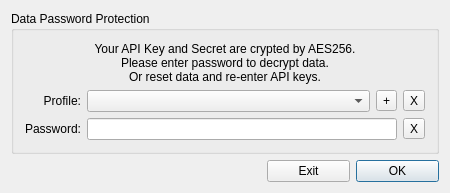
Before: the Qt Designer form src/passworddialog.ui in jorisd/QtBitcoinTrader, drawn with Qt 5.
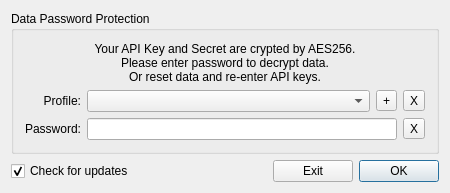
After: the same form once the commit is applied.

Commit message: Added Checkbox for Update check

```diff
--- a/src/passworddialog.ui
+++ b/src/passworddialog.ui
@@ -7,7 +7,7 @@
     <x>0</x>
     <y>0</y>
     <width>450</width>
-    <height>172</height>
+    <height>171</height>
    </rect>
   </property>
   <property name="minimumSize">
@@ -20,7 +20,65 @@
    <string>Qt Bitcoin Trader</string>
   </property>
   <layout class="QGridLayout" name="gridLayout_2">
-   <item row="0" column="0" colspan="5">
+   <item row="1" column="1" colspan="3">
+    <spacer name="horizontalSpacer">
+     <property name="orientation">
+      <enum>Qt::Horizontal</enum>
+     </property>
+     <property name="sizeHint" stdset="0">
+      <size>
+       <width>40</width>
+       <height>20</height>
+      </size>
+     </property>
+    </spacer>
+   </item>
+   <item row="1" column="5">
+    <widget class="QPushButton" name="okButton">
+     <property name="sizePolicy">
+      <sizepolicy hsizetype="Preferred" vsizetype="Fixed">
+       <horstretch>0</horstretch>
+       <verstretch>0</verstretch>
+      </sizepolicy>
+     </property>
+     <property name="accessibleName">
+      <string>OK</string>
+     </property>
+     <property name="text">
+      <string>OK</string>
+     </property>
+    </widget>
+   </item>
+   <item row="1" column="4">
+    <widget class="QPushButton" name="cancelButton">
+     <property name="sizePolicy">
+      <sizepolicy hsizetype="Preferred" vsizetype="Fixed">
+       <horstretch>0</horstretch>
+       <verstretch>0</verstretch>
+      </sizepolicy>
+     </property>
+     <property name="accessibleName">
+      <string>EXIT</string>
+     </property>
+     <property name="text">
+      <string>Exit</string>
+     </property>
+    </widget>
+   </item>
+   <item row="1" column="0">
+    <widget class="QCheckBox" name="updateCheckBox">
+     <property name="accessibleName">
+      <string>CHECK_FOR_UPDATE</string>
+     </property>
+     <property name="text">
+      <string>Check for updates</string>
+     </property>
+     <property name="checked">
+      <bool>true</bool>
+     </property>
+    </widget>
+   </item>
+   <item row="0" column="0" colspan="6">
     <widget class="QGroupBox" name="passInformText">
      <property name="accessibleName">
       <string>TR00106</string>
@@ -138,51 +196,6 @@
      </layout>
     </widget>
    </item>
-   <item row="1" column="4">
-    <widget class="QPushButton" name="okButton">
-     <property name="sizePolicy">
-      <sizepolicy hsizetype="Preferred" vsizetype="Fixed">
-       <horstretch>0</horstretch>
-       <verstretch>0</verstretch>
-      </sizepolicy>
-     </property>
-     <property name="accessibleName">
-      <string>OK</string>
-     </property>
-     <property name="text">
-      <string>OK</string>
-     </property>
-    </widget>
-   </item>
-   <item row="1" column="3">
-    <widget class="QPushButton" name="cancelButton">
-     <property name="sizePolicy">
-      <sizepolicy hsizetype="Preferred" vsizetype="Fixed">
-       <horstretch>0</horstretch>
-       <verstretch>0</verstretch>
-      </sizepolicy>
-     </property>
-     <property name="accessibleName">
-      <string>EXIT</string>
-     </property>
-     <property name="text">
-      <string>Exit</string>
-     </property>
-    </widget>
-   </item>
-   <item row="1" column="0" colspan="3">
-    <spacer name="horizontalSpacer">
-     <property name="orientation">
-      <enum>Qt::Horizontal</enum>
-     </property>
-     <property name="sizeHint" stdset="0">
-      <size>
-       <width>40</width>
-       <height>20</height>
-      </size>
-     </property>
-    </spacer>
-   </item>
   </layout>
  </widget>
  <layoutdefault spacing="6" margin="11"/>
```
The commit also changes 36 other files.
